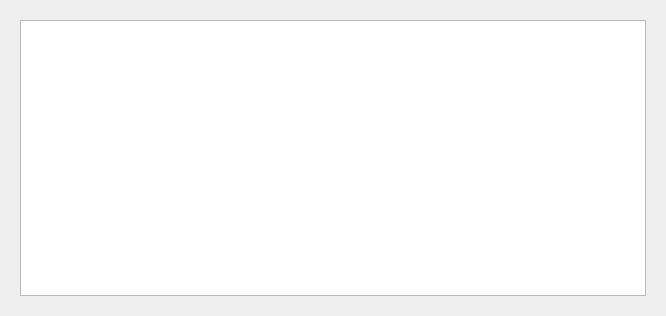
daodaoliang/caicai, file src/dinnerwidget.ui: the form before one commit.
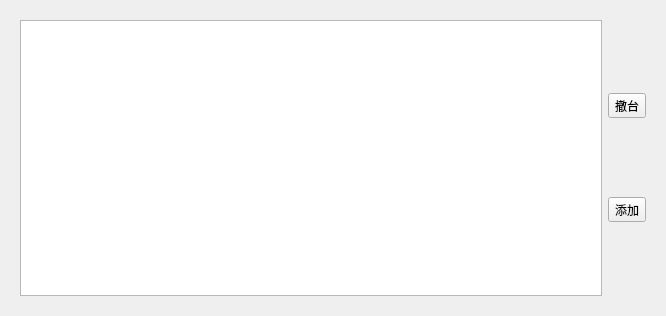
The form after the commit.

Diff of the .ui file:
```diff
--- a/src/dinnerwidget.ui
+++ b/src/dinnerwidget.ui
@@ -20,14 +20,32 @@
       <number>0</number>
      </property>
      <widget class="QWidget" name="page">
-      <layout class="QHBoxLayout" name="horizontalLayout">
-       <item>
+      <layout class="QGridLayout" name="gridLayout">
+       <item row="0" column="0">
         <widget class="QListView" name="listView">
          <property name="viewMode">
           <enum>QListView::IconMode</enum>
          </property>
         </widget>
        </item>
+       <item row="0" column="1">
+        <layout class="QVBoxLayout" name="verticalLayout">
+         <item>
+          <widget class="QToolButton" name="toolButton_2">
+           <property name="text">
+            <string>撤台</string>
+           </property>
+          </widget>
+         </item>
+         <item>
+          <widget class="QToolButton" name="toolButton">
+           <property name="text">
+            <string>添加</string>
+           </property>
+          </widget>
+         </item>
+        </layout>
+       </item>
       </layout>
      </widget>
      <widget class="QWidget" name="page_2">
```
